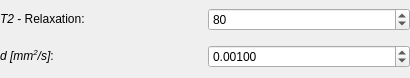
Before: the Qt Designer form Plugins/org.mitk.gui.qt.diffusionimaging/src/QmitkBallModelParametersWidgetControls.ui in MITK/MITK, drawn with Qt 5.
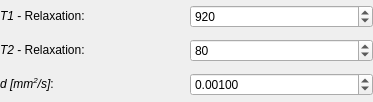
After: the same form once the commit is applied.

Commit message: added basic T1 support. todo: update parameter saving and loading. adapt sequence?

Patch:
```diff
--- a/Plugins/org.mitk.gui.qt.diffusionimaging/src/QmitkBallModelParametersWidgetControls.ui
+++ b/Plugins/org.mitk.gui.qt.diffusionimaging/src/QmitkBallModelParametersWidgetControls.ui
@@ -6,8 +6,8 @@
    <rect>
     <x>0</x>
     <y>0</y>
-    <width>410</width>
-    <height>78</height>
+    <width>373</width>
+    <height>102</height>
    </rect>
   </property>
   <property name="sizePolicy">
@@ -32,34 +32,20 @@
    <property name="bottomMargin">
     <number>0</number>
    </property>
-   <item row="1" column="0">
-    <widget class="QLabel" name="label">
-     <property name="text">
-      <string>&lt;html&gt;&lt;head/&gt;&lt;body&gt;&lt;p&gt;&lt;span style=&quot; font-style:italic;&quot;&gt;d [mm&lt;/span&gt;&lt;span style=&quot; font-style:italic; vertical-align:super;&quot;&gt;2&lt;/span&gt;&lt;span style=&quot; font-style:italic;&quot;&gt;/s]&lt;/span&gt;:&lt;/p&gt;&lt;/body&gt;&lt;/html&gt;</string>
-     </property>
-    </widget>
-   </item>
-   <item row="0" column="0">
-    <widget class="QLabel" name="label_5">
-     <property name="text">
-      <string>&lt;html&gt;&lt;head/&gt;&lt;body&gt;&lt;p&gt;&lt;span style=&quot; font-style:italic;&quot;&gt;T2&lt;/span&gt; - Relaxation:&lt;/p&gt;&lt;/body&gt;&lt;/html&gt;</string>
-     </property>
-    </widget>
-   </item>
-   <item row="0" column="1">
+   <item row="1" column="1">
     <widget class="QSpinBox" name="m_T2box">
      <property name="toolTip">
       <string>T2 relaxation time of this compartment (in milliseconds).</string>
      </property>
      <property name="maximum">
-      <number>10000</number>
+      <number>999999999</number>
      </property>
      <property name="value">
       <number>80</number>
      </property>
     </widget>
    </item>
-   <item row="1" column="1">
+   <item row="2" column="1">
     <widget class="QDoubleSpinBox" name="m_D1box">
      <property name="toolTip">
       <string>Diffusivity along stick.</string>
@@ -78,6 +64,40 @@
      </property>
     </widget>
    </item>
+   <item row="2" column="0">
+    <widget class="QLabel" name="label">
+     <property name="text">
+      <string>&lt;html&gt;&lt;head/&gt;&lt;body&gt;&lt;p&gt;&lt;span style=&quot; font-style:italic;&quot;&gt;d [mm&lt;/span&gt;&lt;span style=&quot; font-style:italic; vertical-align:super;&quot;&gt;2&lt;/span&gt;&lt;span style=&quot; font-style:italic;&quot;&gt;/s]&lt;/span&gt;:&lt;/p&gt;&lt;/body&gt;&lt;/html&gt;</string>
+     </property>
+    </widget>
+   </item>
+   <item row="1" column="0">
+    <widget class="QLabel" name="label_5">
+     <property name="text">
+      <string>&lt;html&gt;&lt;head/&gt;&lt;body&gt;&lt;p&gt;&lt;span style=&quot; font-style:italic;&quot;&gt;T2&lt;/span&gt; - Relaxation:&lt;/p&gt;&lt;/body&gt;&lt;/html&gt;</string>
+     </property>
+    </widget>
+   </item>
+   <item row="0" column="0">
+    <widget class="QLabel" name="label_6">
+     <property name="text">
+      <string>&lt;html&gt;&lt;head/&gt;&lt;body&gt;&lt;p&gt;&lt;span style=&quot; font-style:italic;&quot;&gt;T1&lt;/span&gt; - Relaxation:&lt;/p&gt;&lt;/body&gt;&lt;/html&gt;</string>
+     </property>
+    </widget>
+   </item>
+   <item row="0" column="1">
+    <widget class="QSpinBox" name="m_T1box">
+     <property name="toolTip">
+      <string>T1 relaxation time of this compartment (in milliseconds).</string>
+     </property>
+     <property name="maximum">
+      <number>999999999</number>
+     </property>
+     <property name="value">
+      <number>920</number>
+     </property>
+    </widget>
+   </item>
   </layout>
  </widget>
  <tabstops>
```
The commit also changes 18 other files.
